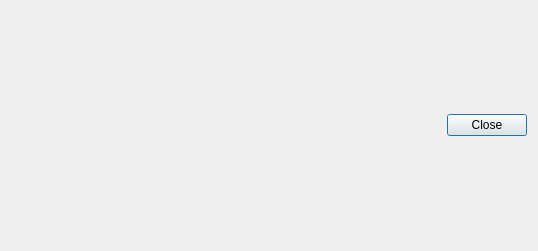
Old version of the form Viewer/src/DashboardDialog.ui in the repository ecmwf/ecflow.
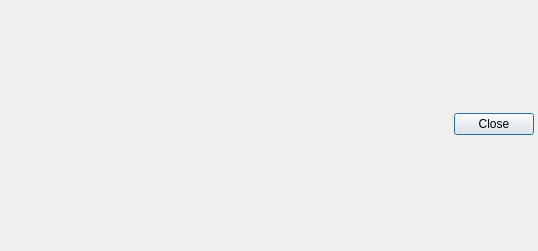
New version of the form.

Diff of the .ui file:
```diff
--- a/Viewer/src/DashboardDialog.ui
+++ b/Viewer/src/DashboardDialog.ui
@@ -23,6 +23,18 @@
    <bool>false</bool>
   </property>
   <layout class="QVBoxLayout" name="layout_" stretch="0">
+   <property name="leftMargin">
+    <number>4</number>
+   </property>
+   <property name="topMargin">
+    <number>2</number>
+   </property>
+   <property name="rightMargin">
+    <number>4</number>
+   </property>
+   <property name="bottomMargin">
+    <number>4</number>
+   </property>
    <item>
     <widget class="QDialogButtonBox" name="buttonBox_">
      <property name="orientation">
```
